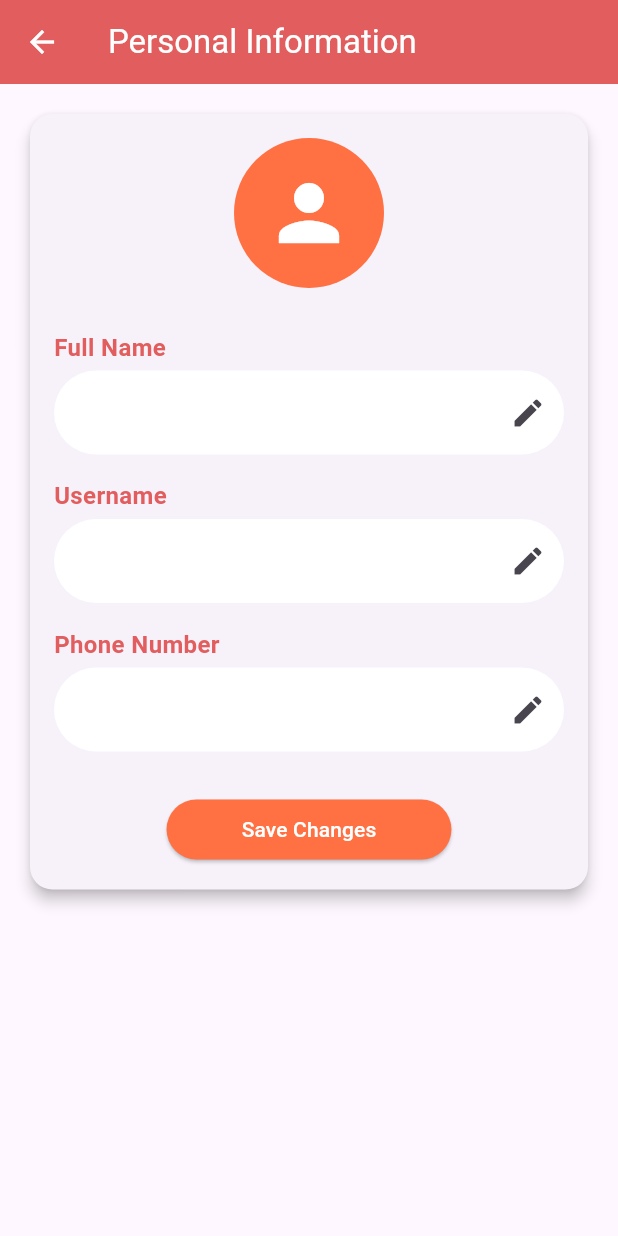
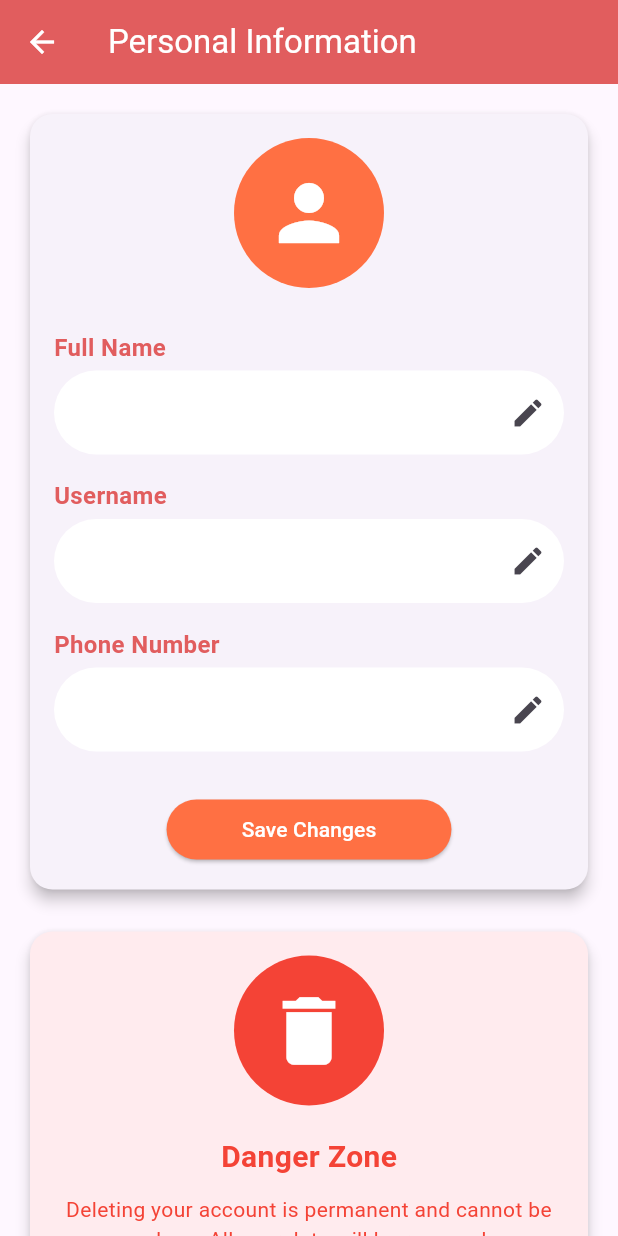
Before and after one commit to opiyodon/synctours, a Flutter app: the PersonalInformation screen opened directly with empty values, on a phone screen of 412 x 824 dp. Run offline on Flutter 3.47's test engine with Material 3 defaults, Android fonts, the light colour scheme and no system bars; our stand-ins replace cached_network_image, carousel_slider, chewie, cloud_firestore, firebase_auth, firebase_core and 10 more; missing offline and left inert: favorite_button, youtube_explode_dart; accounts and stored records are empty; network calls fail.

Commit message:
implemented delete account functionality

```diff
--- a/lib/screens/user/personal_information.dart
+++ b/lib/screens/user/personal_information.dart
@@ -1,8 +1,11 @@
+import 'package:firebase_auth/firebase_auth.dart';
 import 'package:flutter/material.dart';
 import 'package:synctours/models/user.dart';
 import 'package:synctours/theme/colors.dart';
+import 'package:synctours/services/auth.dart';
 import 'package:synctours/services/database.dart';
 import 'package:synctours/widgets/loading.dart';
+import 'package:shared_preferences/shared_preferences.dart';
 
 class PersonalInformation extends StatefulWidget {
   final UserData userData;
@@ -19,6 +22,7 @@ class PersonalInformationState extends State<PersonalInformation> {
   late TextEditingController _fullNameController;
   late TextEditingController _usernameController;
   late TextEditingController _phoneNumberController;
+  late TextEditingController _passwordController;
   final _formKey = GlobalKey<FormState>();
   bool _isLoading = false;
 
@@ -29,6 +33,7 @@ class PersonalInformationState extends State<PersonalInformation> {
     _usernameController = TextEditingController(text: widget.userData.username);
     _phoneNumberController =
         TextEditingController(text: widget.userData.phoneNumber);
+    _passwordController = TextEditingController();
   }
 
   @override
@@ -36,13 +41,14 @@ class PersonalInformationState extends State<PersonalInformation> {
     _fullNameController.dispose();
     _usernameController.dispose();
     _phoneNumberController.dispose();
+    _passwordController.dispose();
     super.dispose();
   }
 
   Future<void> _updateUserInfo() async {
     if (_formKey.currentState!.validate()) {
       setState(() {
-        _isLoading = true; // Set loading to true when starting the update
+        _isLoading = true;
       });
       try {
         await DatabaseService(uid: widget.uid).updateUserData(
@@ -59,9 +65,67 @@ class PersonalInformationState extends State<PersonalInformation> {
         );
       } finally {
         setState(() {
-          _isLoading = false; // Set loading to false when update is complete
+          _isLoading = false;
         });
       }
+    }
+  }
+
+  Future<void> _deleteUser() async {
+    if (_formKey.currentState!.validate()) {
+      setState(() {
+        _isLoading = true;
+      });
+      try {
+        // Get the current user
+        User? user = FirebaseAuth.instance.currentUser;
+        if (user != null) {
+          // Reauthenticate the user
+          AuthCredential credential = EmailAuthProvider.credential(
+            email: user.email!,
+            password: _passwordController.text,
+          );
+          await user.reauthenticateWithCredential(credential);
+
+          // Delete user data from Firestore
+          await DatabaseService(uid: user.uid).deleteUserData();
+
+          // Delete the user from Firebase Auth
+          await AuthService().deleteUser(_passwordController.text);
+
+          // Log out the user
+          await _logout();
+
+          // Navigate to the home screen
+          Navigator.of(context).pushNamedAndRemoveUntil('/', (route) => false);
+
+          ScaffoldMessenger.of(context).showSnackBar(
+            const SnackBar(content: Text('Account deleted successfully')),
+          );
+        } else {
+          throw Exception('No user is currently signed in');
+        }
+      } catch (e) {
+        ScaffoldMessenger.of(context).showSnackBar(
+          SnackBar(content: Text('Error deleting account: $e')),
+        );
+      } finally {
+        setState(() {
+          _isLoading = false;
+        });
+      }
+    }
+  }
+
+  Future<void> _logout() async {
+    try {
+      AuthService authService = AuthService();
+      await authService.signOut();
+
+      SharedPreferences prefs = await SharedPreferences.getInstance();
+      await prefs.setBool('isLoggedIn', false);
+    } catch (e) {
+      debugPrint('Error during logout: $e');
     }
   }
 
@@ -80,13 +144,27 @@ class PersonalInformationState extends State<PersonalInformation> {
         ),
       ),
       body: _isLoading
-          ? const Loading() // Show Loading widget when _isLoading is true
+          ? const Loading()
           : SingleChildScrollView(
               child: Padding(
                 padding: const EdgeInsets.all(16.0),
                 child: Form(
                   key: _formKey,
-                  child: Card(
+                  child: Column(
+                    children: [
+                      buildProfileInfoCard(),
+                      const SizedBox(height: 20),
+                      buildDeleteAccountCard(),
+                    ],
+                  ),
+                ),
+              ),
+            ),
+    );
+  }
+
+  Card buildProfileInfoCard() {
+    return Card(
       elevation: 4,
       shape: RoundedRectangleBorder(
         borderRadius: BorderRadius.circular(15),
@@ -101,35 +179,86 @@ class PersonalInformationState extends State<PersonalInformation> {
               child: CircleAvatar(
                 radius: 50,
                 backgroundColor: AppColors.accent,
-                              child: Icon(Icons.person,
-                                  size: 60, color: Colors.white),
+                child: Icon(Icons.person, size: 60, color: Colors.white),
               ),
             ),
             const SizedBox(height: 20),
             buildInfoSection('Full Name', _fullNameController),
             buildInfoSection('Username', _usernameController),
-                          buildInfoSection(
-                              'Phone Number', _phoneNumberController),
+            buildInfoSection('Phone Number', _phoneNumberController),
             const SizedBox(height: 20),
             Center(
               child: ElevatedButton(
                 onPressed: _updateUserInfo,
                 style: ElevatedButton.styleFrom(
                   backgroundColor: AppColors.accent,
-                                padding: const EdgeInsets.symmetric(
-                                    horizontal: 50, vertical: 10),
+                  padding:
+                      const EdgeInsets.symmetric(horizontal: 50, vertical: 10),
                 ),
-                              child: const Text(
-                                'Save Changes',
-                                style: TextStyle(color: AppColors.buttonText),
-                              ),
+                child: const Text('Save Changes',
+                    style: TextStyle(color: AppColors.buttonText)),
               ),
             ),
           ],
         ),
       ),
+    );
+  }
+
+  Card buildDeleteAccountCard() {
+    return Card(
+      elevation: 4,
+      shape: RoundedRectangleBorder(
+        borderRadius: BorderRadius.circular(15),
+      ),
+      color: Colors.red[50],
+      child: Padding(
+        padding: const EdgeInsets.all(16.0),
+        child: Column(
+          crossAxisAlignment: CrossAxisAlignment.start,
+          mainAxisSize: MainAxisSize.min,
+          children: [
+            const Center(
+              child: CircleAvatar(
+                radius: 50,
+                backgroundColor: Colors.red,
+                child: Icon(Icons.delete, size: 60, color: Colors.white),
               ),
             ),
+            const SizedBox(height: 20),
+            const Center(
+              child: Text(
+                'Danger Zone',
+                style: TextStyle(
+                    fontSize: 20,
+                    fontWeight: FontWeight.bold,
+                    color: Colors.red),
+              ),
+            ),
+            const SizedBox(height: 10),
+            const Center(
+              child: Text(
+                'Deleting your account is permanent and cannot be undone. All your data will be removed.',
+                style: TextStyle(color: Colors.red),
+                textAlign: TextAlign.center,
+              ),
+            ),
+            const SizedBox(height: 20),
+            buildDeleteSection('Password', _passwordController),
+            const SizedBox(height: 20),
+            Center(
+              child: ElevatedButton(
+                onPressed: _deleteUser,
+                style: ElevatedButton.styleFrom(
+                  backgroundColor: Colors.red,
+                  padding:
+                      const EdgeInsets.symmetric(horizontal: 50, vertical: 10),
+                ),
+                child: const Text('Delete Account',
+                    style: TextStyle(color: Colors.white)),
+              ),
+            ),
+          ],
         ),
       ),
     );
@@ -173,4 +302,44 @@ class PersonalInformationState extends State<PersonalInformation> {
       ),
     );
   }
+
+  Widget buildDeleteSection(String title, TextEditingController controller) {
+    return Padding(
+      padding: const EdgeInsets.symmetric(vertical: 8.0),
+      child: Column(
+        crossAxisAlignment: CrossAxisAlignment.start,
+        children: [
+          Text(
+            title,
+            style: const TextStyle(
+              fontSize: 16,
+              fontWeight: FontWeight.bold,
+              color: Colors.red,
+            ),
+          ),
+          const SizedBox(height: 4),
+          TextFormField(
+            controller: controller,
+            obscureText: true,
+            decoration: InputDecoration(
+              filled: true,
+              fillColor: Colors.white,
+              suffixIcon: const Icon(Icons.lock, color: Colors.red),
+              border: OutlineInputBorder(
+                borderRadius: BorderRadius.circular(30.0),
+                borderSide: BorderSide.none,
+              ),
+            ),
+            onFieldSubmitted: (_) => _deleteUser(),
+            validator: (value) {
+              if (value == null || value.isEmpty) {
+                return 'Please enter your password';
               }
+              return null;
+            },
+          ),
+        ],
+      ),
+    );
+  }
+}
```
Also changed, not shown: lib/services/auth.dart (+30 -9 lines), lib/services/database.dart (+24 -0 lines). Lines whose indentation alone changed are shown as unchanged.
